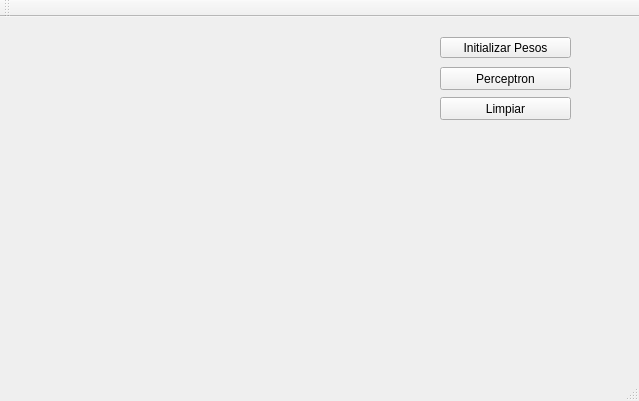
Before: the Qt Designer form mainwindow.ui in tyler97/NeuralNetworkQt, drawn with Qt 5.
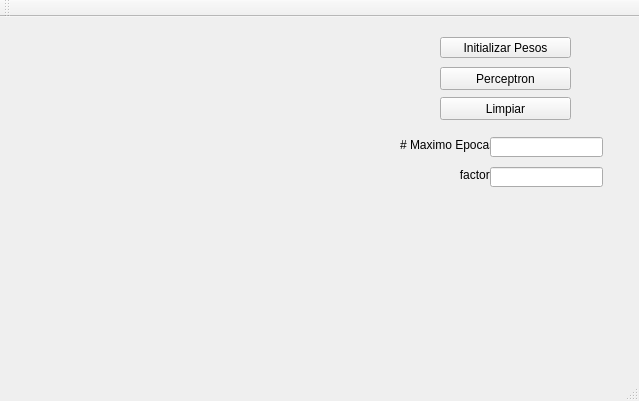
After: the same form once the commit is applied. Custom widgets are drawn as their Qt base class.

Commit message: factor and generation

Diff of the .ui file:
```diff
--- a/mainwindow.ui
+++ b/mainwindow.ui
@@ -73,6 +73,52 @@
      <string>Limpiar</string>
     </property>
    </widget>
+   <widget class="QLabel" name="label">
+    <property name="geometry">
+     <rect>
+      <x>400</x>
+      <y>120</y>
+      <width>91</width>
+      <height>16</height>
+     </rect>
+    </property>
+    <property name="text">
+     <string># Maximo Epocas</string>
+    </property>
+   </widget>
+   <widget class="QLabel" name="label_2">
+    <property name="geometry">
+     <rect>
+      <x>400</x>
+      <y>150</y>
+      <width>91</width>
+      <height>16</height>
+     </rect>
+    </property>
+    <property name="text">
+     <string>                  factor</string>
+    </property>
+   </widget>
+   <widget class="QLineEdit" name="inputG">
+    <property name="geometry">
+     <rect>
+      <x>490</x>
+      <y>120</y>
+      <width>113</width>
+      <height>20</height>
+     </rect>
+    </property>
+   </widget>
+   <widget class="QLineEdit" name="inputF">
+    <property name="geometry">
+     <rect>
+      <x>490</x>
+      <y>150</y>
+      <width>113</width>
+      <height>20</height>
+     </rect>
+    </property>
+   </widget>
   </widget>
   <widget class="QMenuBar" name="menuBar">
    <property name="geometry">
```
The commit also changes 1 other file.
